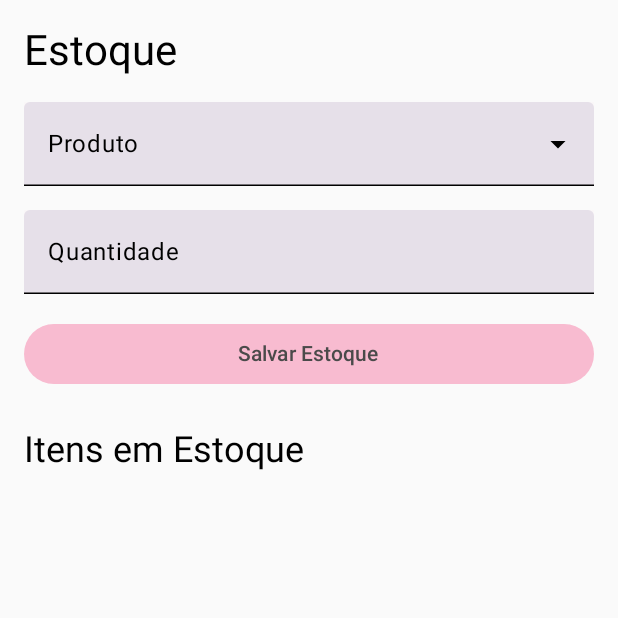
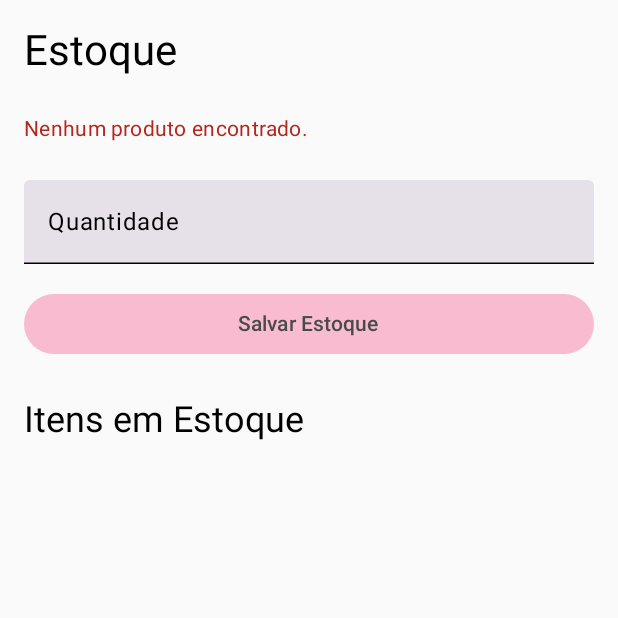
Before and after one commit to rafaelchristo/SweetJoyGeladinhos, an Android app built with Jetpack Compose: the EstoqueScreen screen opened through its navigation route, on a phone screen of 412 x 824 dp, the top half of it. Run offline under Robolectric (Android 15) with nearby library versions, the phone set to English and light mode, and no system bars; our stand-ins replace Firebase (no records; nobody signed in at launch, a user with empty details on screens opened directly).

Commit message:
Ajuste tela de estoque

```diff
--- a/app/src/main/java/com/example/sweetjoygeladinhos/repository/EstoqueRepository.kt
+++ b/app/src/main/java/com/example/sweetjoygeladinhos/repository/EstoqueRepository.kt
@@ -1,15 +1,16 @@
 package com.example.sweetjoygeladinhos.repository
 
+import com.example.sweetjoygeladinhos.model.EstoqueItem
+import com.example.sweetjoygeladinhos.model.EstoqueItemComProduto
+import com.example.sweetjoygeladinhos.model.Produto
 import com.google.firebase.firestore.FirebaseFirestore
 import kotlinx.coroutines.tasks.await
-import kotlinx.coroutines.flow.Flow
-import kotlinx.coroutines.flow.flow
-import com.example.sweetjoygeladinhos.model.EstoqueItem
 
 class EstoqueRepository {
 
     private val db = FirebaseFirestore.getInstance()
     private val estoqueRef = db.collection("estoque")
+    private val produtosRef = db.collection("produtos")
 
     suspend fun adicionarOuAtualizarItem(item: EstoqueItem) {
         estoqueRef.document(item.produtoId).set(item).await()
@@ -23,14 +24,32 @@ class EstoqueRepository {
         estoqueRef.document(produtoId).delete().await()
     }
 
-    fun obterTodos(): Flow<List<EstoqueItem>> = flow {
-        val snapshot = estoqueRef.get().await()
-        val lista = snapshot.documents.mapNotNull { it.toObject(EstoqueItem::class.java) }
-        emit(lista)
-    }
-
     suspend fun obterItem(produtoId: String): EstoqueItem? {
         val snapshot = estoqueRef.document(produtoId).get().await()
         return snapshot.toObject(EstoqueItem::class.java)
     }
+
+    suspend fun obterTodos(): List<EstoqueItem> {
+        val snapshot = estoqueRef.get().await()
+        return snapshot.documents.mapNotNull { it.toObject(EstoqueItem::class.java) }
+    }
+
+    // FUNÇÃO PRINCIPAL: lista itens do estoque juntando com dados do produto
+    suspend fun obterTodosComProduto(): List<EstoqueItemComProduto> {
+        val estoqueSnapshot = estoqueRef.get().await()
+        val estoqueItems = estoqueSnapshot.toObjects(EstoqueItem::class.java)
+
+        val produtosSnapshot = produtosRef.get().await()
+        val produtos = produtosSnapshot.documents.mapNotNull {
+            val produto = it.toObject(Produto::class.java)?.copy(id = it.id)
+            produto?.let { p -> p.id to p }
+        }.toMap()
+
+        return estoqueItems.mapNotNull { item ->
+            val produto = produtos[item.produtoId]
+            if (produto != null) {
+                EstoqueItemComProduto(item, produto)
+            } else null
+        }
+    }
 }
--- a/app/src/main/java/com/example/sweetjoygeladinhos/repository/ProdutoRepository.kt
+++ b/app/src/main/java/com/example/sweetjoygeladinhos/repository/ProdutoRepository.kt
@@ -17,7 +17,9 @@ class ProdutoRepository {
 
     suspend fun obterProdutos(): List<Produto> {
         val snapshot = produtosRef.get().await()
-        return snapshot.toObjects(Produto::class.java)
+        return snapshot.documents.mapNotNull { doc ->
+            doc.toObject(Produto::class.java)?.copy(id = doc.id)
+        }
     }
 
     suspend fun atualizarProduto(produto: Produto) {
--- a/app/src/main/java/com/example/sweetjoygeladinhos/ui/screen/EstoqueScreen.kt
+++ b/app/src/main/java/com/example/sweetjoygeladinhos/ui/screen/EstoqueScreen.kt
@@ -21,6 +21,7 @@ fun EstoqueScreen(
 ) {
     val produtos by viewModel.produtos.collectAsState()
     val estoque by viewModel.estoque.collectAsState()
+    val carregandoProdutos by viewModel.carregandoProdutos.collectAsState()
 
     var produtoSelecionado by remember { mutableStateOf<Produto?>(null) }
     var quantidade by remember { mutableStateOf("") }
@@ -35,34 +36,61 @@ fun EstoqueScreen(
 
         Spacer(modifier = Modifier.height(16.dp))
 
-        // Dropdown para selecionar produto
+        // Dropdown ou loading
+        when {
+            carregandoProdutos -> {
+                Row(
+                    modifier = Modifier
+                        .fillMaxWidth()
+                        .padding(vertical = 16.dp),
+                    horizontalArrangement = Arrangement.Center
+                ) {
+                    CircularProgressIndicator()
+                }
+            }
+
+            produtos.isNotEmpty() -> {
                 ExposedDropdownMenuBox(
                     expanded = expanded,
-            onExpandedChange = { expanded = !expanded }
+                    onExpandedChange = {
+                        expanded = !expanded
+                    }
                 ) {
                     TextField(
                         readOnly = true,
-                value = produtoSelecionado?.nome ?: "",
+                        value = produtoSelecionado?.nome?.ifEmpty { "(Selecione um produto)" } ?: "(Selecione um produto)",
                         onValueChange = {},
                         label = { Text("Produto") },
                         trailingIcon = { ExposedDropdownMenuDefaults.TrailingIcon(expanded = expanded) },
                         modifier = Modifier
+                            .menuAnchor() // necessário para alinhar corretamente
                             .fillMaxWidth()
-                    .background(MaterialTheme.colorScheme.primary.copy(alpha = 0.05f))
                     )
+
                     ExposedDropdownMenu(
                         expanded = expanded,
                         onDismissRequest = { expanded = false }
                     ) {
                         produtos.forEach { produto ->
                             DropdownMenuItem(
-                        text = { Text(produto.nome) },
+                                text = { Text(produto.nome.ifEmpty { "(Sem nome)" }) },
                                 onClick = {
                                     produtoSelecionado = produto
                                     expanded = false
                                 }
                             )
                         }
+                    }
+                }
+            }
+
+            else -> {
+                Text(
+                    text = "Nenhum produto encontrado.",
+                    style = MaterialTheme.typography.bodyMedium,
+                    color = MaterialTheme.colorScheme.error,
+                    modifier = Modifier.padding(vertical = 8.dp)
+                )
             }
         }
 
--- a/app/src/main/java/com/example/sweetjoygeladinhos/viewmodel/EstoqueViewModel.kt
+++ b/app/src/main/java/com/example/sweetjoygeladinhos/viewmodel/EstoqueViewModel.kt
@@ -1,25 +1,30 @@
 package com.example.sweetjoygeladinhos.viewmodel
 
+import android.util.Log
 import androidx.lifecycle.ViewModel
 import androidx.lifecycle.viewModelScope
 import com.example.sweetjoygeladinhos.model.EstoqueItem
 import com.example.sweetjoygeladinhos.model.EstoqueItemComProduto
 import com.example.sweetjoygeladinhos.model.Produto
-import com.google.firebase.firestore.FirebaseFirestore
+import com.example.sweetjoygeladinhos.repository.EstoqueRepository
+import com.example.sweetjoygeladinhos.repository.ProdutoRepository
 import kotlinx.coroutines.flow.MutableStateFlow
 import kotlinx.coroutines.flow.StateFlow
 import kotlinx.coroutines.launch
-import kotlinx.coroutines.tasks.await
 
 class EstoqueViewModel : ViewModel() {
 
-    private val db = FirebaseFirestore.getInstance()
+    private val produtoRepository = ProdutoRepository()
+    private val estoqueRepository = EstoqueRepository()
 
     private val _produtos = MutableStateFlow<List<Produto>>(emptyList())
     val produtos: StateFlow<List<Produto>> = _produtos
 
     private val _estoque = MutableStateFlow<List<EstoqueItemComProduto>>(emptyList())
     val estoque: StateFlow<List<EstoqueItemComProduto>> = _estoque
+
+    private val _carregandoProdutos = MutableStateFlow(true)
+    val carregandoProdutos: StateFlow<Boolean> = _carregandoProdutos
 
     init {
         carregarProdutos()
@@ -28,59 +33,51 @@ class EstoqueViewModel : ViewModel() {
 
     private fun carregarProdutos() = viewModelScope.launch {
         try {
-            val snapshot = db.collection("produtos").get().await()
-            _produtos.value = snapshot.toObjects(Produto::class.java)
+            _carregandoProdutos.value = true
+            _produtos.value = produtoRepository.obterProdutos()
         } catch (e: Exception) {
-            e.printStackTrace()
-            // Aqui você pode adicionar algum tratamento de erro visível para o usuário, se quiser
+            Log.e("EstoqueVM", "Erro ao carregar produtos", e)
+        } finally {
+            _carregandoProdutos.value = false
         }
     }
 
     private fun carregarEstoque() = viewModelScope.launch {
         try {
-            val estoqueSnapshot = db.collection("estoque").get().await()
-            val listaEstoque = estoqueSnapshot.documents.mapNotNull { doc ->
-                val item = doc.toObject(EstoqueItem::class.java)
-                if (item != null) {
-                    val produtoDoc = db.collection("produtos").document(item.produtoId).get().await()
-                    val produto = produtoDoc.toObject(Produto::class.java)
-                    if (produto != null) {
-                        EstoqueItemComProduto(item, produto)
-                    } else null
-                } else null
+            val estoqueAtual = estoqueRepository.obterTodosComProduto()
+
+            if (estoqueAtual.isEmpty()) {
+                val produtosExistentes = produtoRepository.obterProdutos()
+                produtosExistentes.forEach { produto ->
+                    val novoItem = EstoqueItem(
+                        produtoId = produto.id,
+                        quantidade = 0
+                    )
+                    estoqueRepository.adicionarOuAtualizarItem(novoItem)
+                }
             }
-            _estoque.value = listaEstoque
+
+            _estoque.value = estoqueRepository.obterTodosComProduto()
         } catch (e: Exception) {
-            e.printStackTrace()
+            Log.e("EstoqueVM", "Erro ao carregar estoque", e)
         }
     }
 
     fun salvarEstoque(item: EstoqueItem) = viewModelScope.launch {
         try {
-            val estoqueRef = db.collection("estoque")
-            val query = estoqueRef.whereEqualTo("produtoId", item.produtoId).get().await()
-            if (query.isEmpty) {
-                estoqueRef.add(item).await()
-            } else {
-                val docId = query.documents.first().id
-                estoqueRef.document(docId).set(item).await()
-            }
+            estoqueRepository.adicionarOuAtualizarItem(item)
             carregarEstoque()
         } catch (e: Exception) {
-            e.printStackTrace()
+            Log.e("EstoqueVM", "Erro ao salvar estoque", e)
         }
     }
 
     fun excluirEstoque(item: EstoqueItem) = viewModelScope.launch {
         try {
-            val estoqueRef = db.collection("estoque")
-            val query = estoqueRef.whereEqualTo("produtoId", item.produtoId).get().await()
-            if (!query.isEmpty) {
-                estoqueRef.document(query.documents.first().id).delete().await()
-                carregarEstoque()
-            }
+            estoqueRepository.deletarItem(item.produtoId)
+            carregarEstoque()
         } catch (e: Exception) {
-            e.printStackTrace()
+            Log.e("EstoqueVM", "Erro ao excluir estoque", e)
         }
     }
 }
```
Lines whose indentation alone changed are shown as unchanged.
